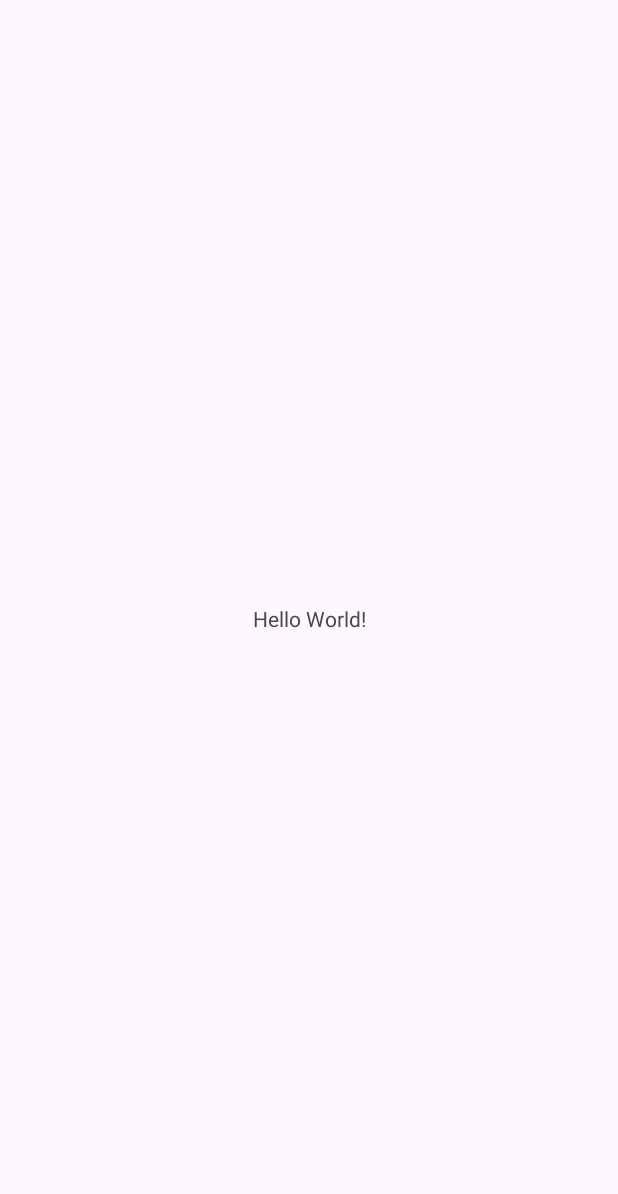
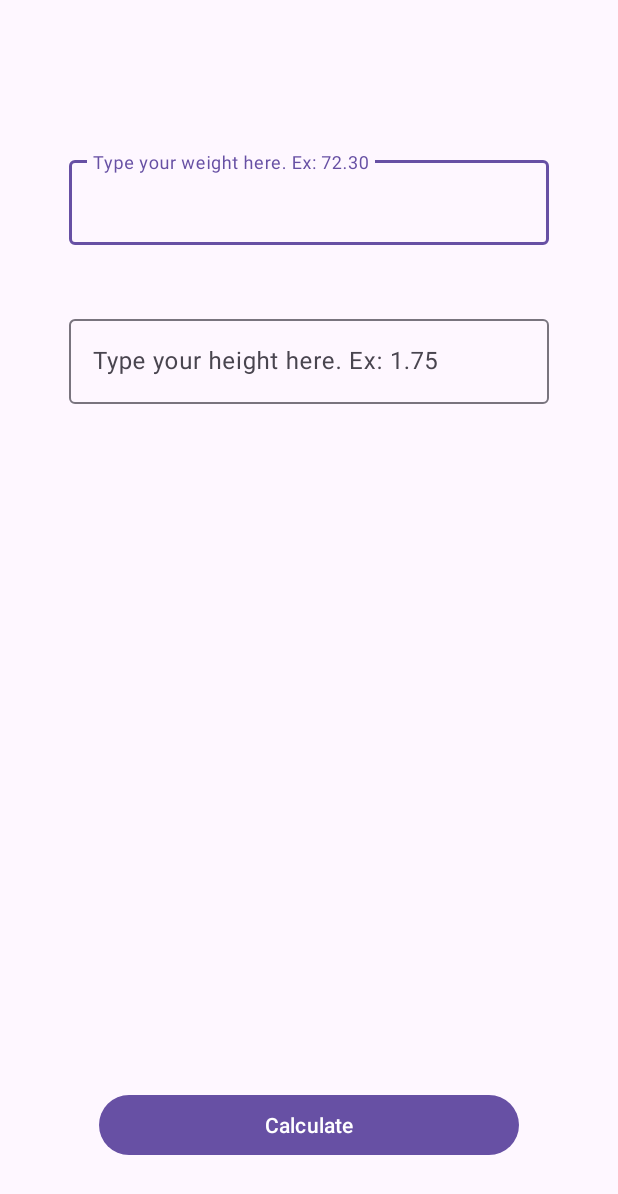
Before and after one commit to maloney-dev/imc-calculator, an Android app: the screen it shows after launch (MainActivity), on a phone screen of 412 x 824 dp. Before the commit the part shown is almost empty. Shown: the top 1194 px of the screen. Run offline under Robolectric (Android 15) with nearby library versions, the phone set to English and light mode, and no system bars.

Commit message:
"Added text field input for height, weight and a calculate button"

```diff
--- a/app/build.gradle.kts
+++ b/app/build.gradle.kts
@@ -5,12 +5,12 @@ plugins {
 
 android {
     namespace = "com.comunidadedevspace.imc"
-    compileSdk = 34
+    compileSdk = 35
 
     defaultConfig {
         applicationId = "com.comunidadedevspace.imc"
         minSdk = 24
-        targetSdk = 33
+        targetSdk = 35
         versionCode = 1
         versionName = "1.0"
 
--- a/app/src/main/res/layout/activity_main.xml
+++ b/app/src/main/res/layout/activity_main.xml
@@ -6,13 +6,54 @@
     android:layout_height="match_parent"
     tools:context=".MainActivity">
 
-    <TextView
-        android:layout_width="wrap_content"
+    <Button
+        android:id="@+id/button"
+        android:layout_width="280dp"
         android:layout_height="wrap_content"
-        android:text="Hello World!"
+        android:layout_marginEnd="80dp"
+        android:layout_marginStart="80dp"
+        android:layout_marginBottom="50dp"
+        android:text="@string/button"
         app:layout_constraintBottom_toBottomOf="parent"
         app:layout_constraintEnd_toEndOf="parent"
+        app:layout_constraintStart_toStartOf="parent" />
+
+    <com.google.android.material.textfield.TextInputLayout
+        android:id="@+id/textInputLayout"
+        android:layout_width="320dp"
+        android:layout_height="wrap_content"
+        android:layout_marginStart="32dp"
+        android:layout_marginTop="72dp"
+        android:layout_marginEnd="32dp"
+        android:layout_marginBottom="2dp"
+        app:layout_constraintBottom_toTopOf="@+id/textInputLayout3"
+        app:layout_constraintEnd_toEndOf="parent"
         app:layout_constraintStart_toStartOf="parent"
-        app:layout_constraintTop_toTopOf="parent" />
+        app:layout_constraintTop_toTopOf="parent">
+
+        <com.google.android.material.textfield.TextInputEditText
+            android:layout_width="match_parent"
+            android:layout_height="wrap_content"
+            android:hint="@string/weight_input_hint"
+            android:inputType="numberDecimal" />
+    </com.google.android.material.textfield.TextInputLayout>
+
+    <com.google.android.material.textfield.TextInputLayout
+        android:id="@+id/textInputLayout3"
+        android:layout_width="320dp"
+        android:layout_height="wrap_content"
+        android:layout_marginTop="12dp"
+        android:layout_marginBottom="427dp"
+        app:layout_constraintBottom_toTopOf="@+id/button"
+        app:layout_constraintEnd_toEndOf="parent"
+        app:layout_constraintStart_toStartOf="parent"
+        app:layout_constraintTop_toBottomOf="@+id/textInputLayout">
+
+        <com.google.android.material.textfield.TextInputEditText
+            android:layout_width="match_parent"
+            android:layout_height="wrap_content"
+            android:hint="@string/height_input_hint"
+            android:inputType="numberDecimal"/>
+    </com.google.android.material.textfield.TextInputLayout>
 
 </androidx.constraintlayout.widget.ConstraintLayout>
--- a/app/src/main/res/values/strings.xml
+++ b/app/src/main/res/values/strings.xml
@@ -1,3 +1,6 @@
 <resources>
-    <string name="app_name">calculadoraimc</string>
+    <string name="app_name">IMC Calculator</string>
+    <string name="button">Calculate</string>
+    <string name="weight_input_hint">Type your weight here. Ex: 72.30</string>
+    <string name="height_input_hint">Type your height here. Ex: 1.75</string>
 </resources>
```
Also changed, not shown: gradle/wrapper/gradle-wrapper.properties.
